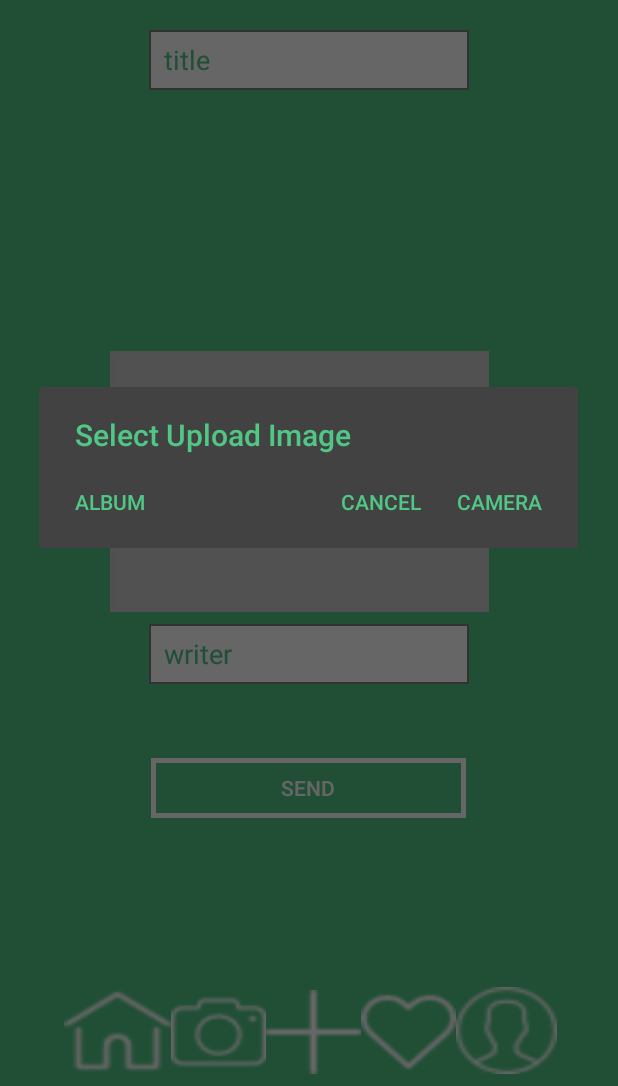
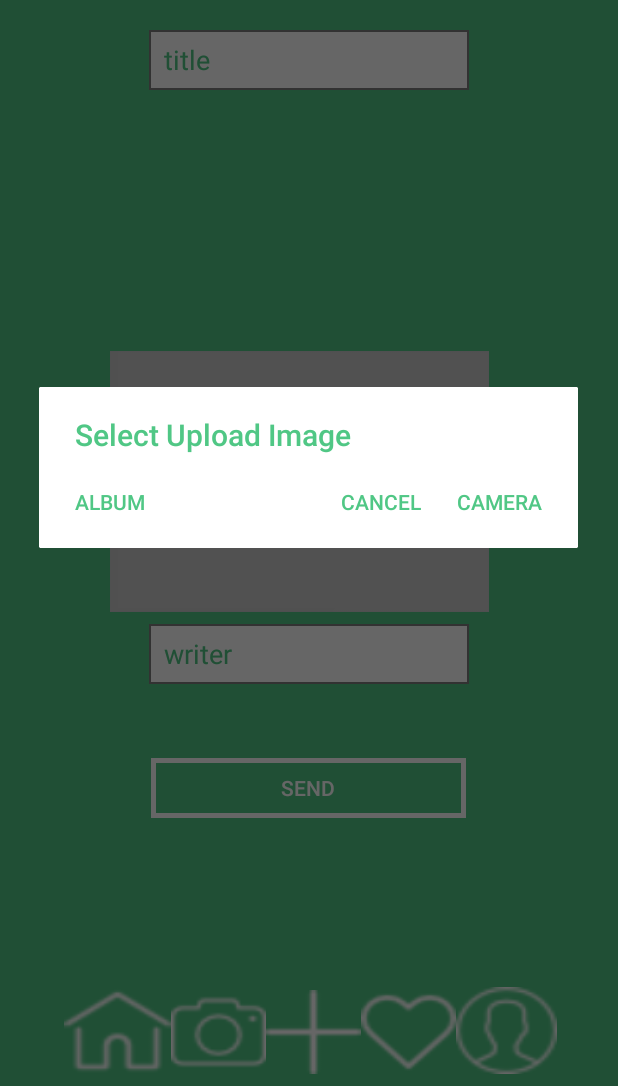
Before and after one commit to yisojin/Instagram, an Android app: the BoardAddActivity screen opened directly, with no data from a screen before it, after a tap on an icon or button, on a phone screen of 412 x 824 dp, the part 150-1236 px from its top. Run offline under Robolectric (Android 15) with nearby library versions, the phone set to English and light mode, and no system bars; 1 statement that could not run was skipped.

Commit message:
custom dialog 색상 변경

```diff
--- a/app/src/main/res/values/styles.xml
+++ b/app/src/main/res/values/styles.xml
@@ -16,5 +16,6 @@
 
     <style name="myDialog" parent="Theme.AppCompat.Dialog">
         <item name="android:textColor">@color/colorPurple</item>
+        <item name="android:background">@color/colorWhite</item>
     </style>
 </resources>
```
